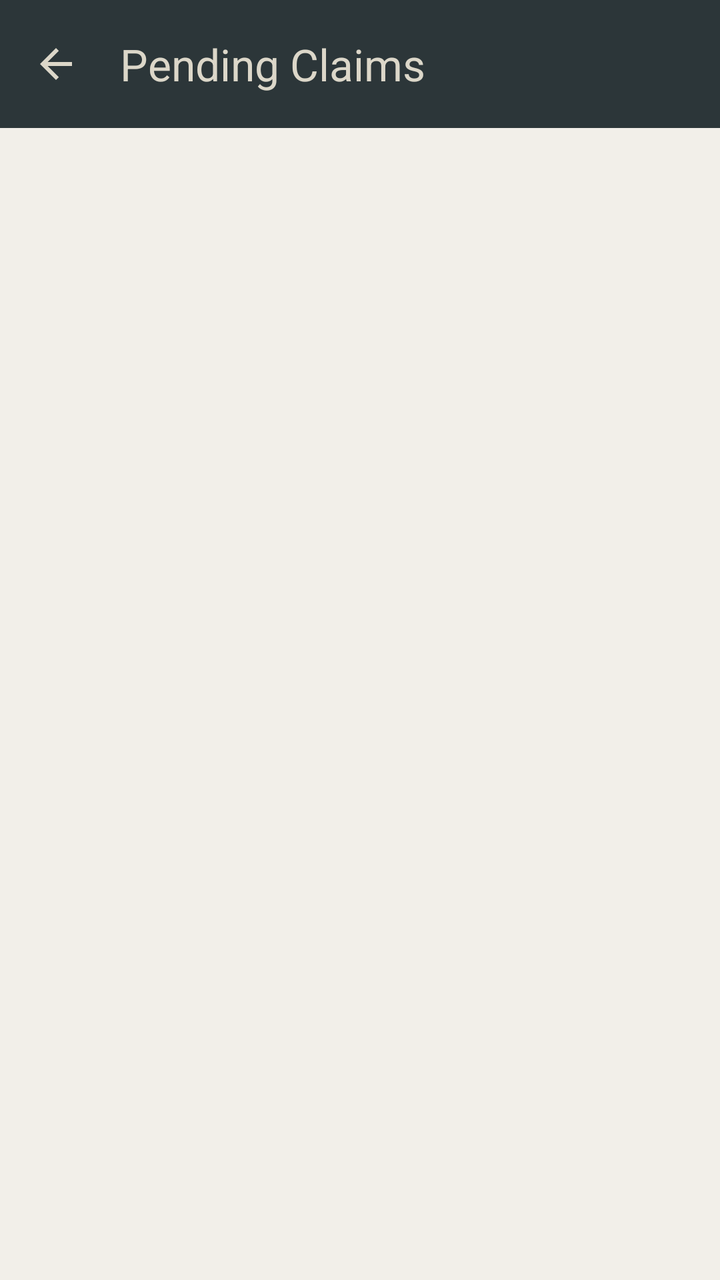
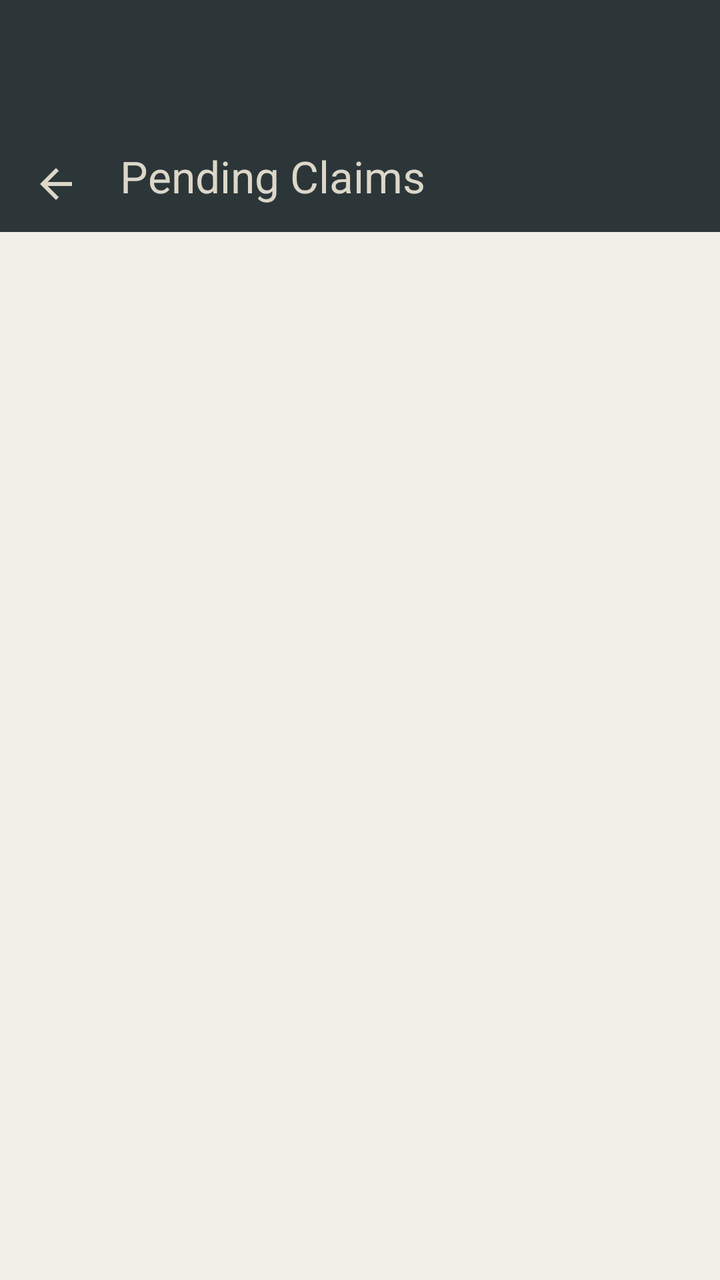

Before-and-after screenshots of an Android layout around one commit, followed by the original layout XML and the change that was made.
<!-- AndroidManifest.xml: application theme Theme.ReClaim -->
<!-- res/layout/activity_pending_claims.xml -->
<?xml version="1.0" encoding="utf-8"?>
<LinearLayout xmlns:android="http://schemas.android.com/apk/res/android"
    xmlns:app="http://schemas.android.com/apk/res-auto"
    android:layout_width="match_parent"
    android:layout_height="match_parent"
    android:background="@color/md_theme_background"
    android:orientation="vertical">

    <com.google.android.material.appbar.MaterialToolbar
        android:id="@+id/toolbar_pending_claims"
        android:layout_width="match_parent"
        android:layout_height="?attr/actionBarSize"
        android:background="@color/brand_dark"
        app:navigationIcon="@drawable/ic_arrow_back_24"
        app:navigationIconTint="@color/brand_cream"
        app:title="@string/pending_claims_title"
        app:titleTextColor="@color/brand_cream" />

    <androidx.recyclerview.widget.RecyclerView
        android:id="@+id/recycler_pending_claims"
        android:layout_width="match_parent"
        android:layout_height="match_parent"
        android:clipToPadding="false"
        android:padding="20dp" />

</LinearLayout>
<!-- resources referenced by this layout -->
<resources>
  <color name="brand_cream">#DCD7C9</color>
  <color name="brand_dark">#2C3639</color>
  <color name="md_theme_background">#F2EFE9</color>
  <!-- drawable ic_arrow_back_24 (drawable) -->
  <vector xmlns:android="http://schemas.android.com/apk/res/android"
      android:width="24dp"
      android:height="24dp"
      android:viewportWidth="24"
      android:viewportHeight="24"
      android:tint="?attr/colorOnSurface">
      <path
          android:fillColor="@android:color/white"
          android:pathData="M20,11H7.83l5.59,-5.59L12,4l-8,8 8,8 1.41,-1.41L7.83,13H20v-2z" />
  </vector>
  <string name="pending_claims_title">Pending Claims</string>
  <color name="md_theme_primary">#A27B5C</color>
  <color name="md_theme_onPrimary">#FFFFFF</color>
  <color name="md_theme_primaryContainer">#F0E3D4</color>
  <color name="md_theme_onPrimaryContainer">#2C3639</color>
  <color name="md_theme_secondary">#3F4E4F</color>
  <color name="md_theme_onSecondary">#DCD7C9</color>
  <color name="md_theme_secondaryContainer">#C4D1D2</color>
  <color name="md_theme_onSecondaryContainer">#1A2E2F</color>
  <color name="md_theme_tertiary">#2C3639</color>
  <color name="md_theme_onTertiary">#DCD7C9</color>
  <color name="md_theme_tertiaryContainer">#DCD7C9</color>
  <color name="md_theme_onTertiaryContainer">#2C3639</color>
  <color name="md_theme_error">#B3261E</color>
  <color name="md_theme_onError">#FFFFFF</color>
  <color name="md_theme_errorContainer">#F9DEDC</color>
  <color name="md_theme_onErrorContainer">#410E0B</color>
  <color name="md_theme_onBackground">#2C3639</color>
  <color name="md_theme_surface">#FFFFFF</color>
  <color name="md_theme_onSurface">#2C3639</color>
  <color name="md_theme_surfaceVariant">#EAE5DC</color>
  <color name="md_theme_onSurfaceVariant">#3F4E4F</color>
  <color name="md_theme_outline">#8A9394</color>
  <color name="md_theme_outlineVariant">#D0CAC0</color>
  <color name="md_theme_surfaceContainerLowest">#FFFFFF</color>
  <color name="md_theme_surfaceContainerLow">#F7F4EE</color>
  <color name="md_theme_surfaceContainer">#EDE9E0</color>
  <color name="md_theme_surfaceContainerHigh">#E3DDD4</color>
  <color name="md_theme_surfaceContainerHighest">#D8D2C8</color>
  <!-- unchanged entries left out for length: 1 -->
</resources>

<!-- the commit's change to res/layout/activity_pending_claims.xml (unified diff, before → after) -->
@@ -9,12 +9,13 @@
     <com.google.android.material.appbar.MaterialToolbar
         android:id="@+id/toolbar_pending_claims"
         android:layout_width="match_parent"
-        android:layout_height="?attr/actionBarSize"
+        android:layout_height="wrap_content"
         android:background="@color/brand_dark"
         app:navigationIcon="@drawable/ic_arrow_back_24"
         app:navigationIconTint="@color/brand_cream"
         app:title="@string/pending_claims_title"
-        app:titleTextColor="@color/brand_cream" />
+        app:titleTextColor="@color/brand_cream"
+        android:paddingTop="60dp" />
 
     <androidx.recyclerview.widget.RecyclerView
         android:id="@+id/recycler_pending_claims"
